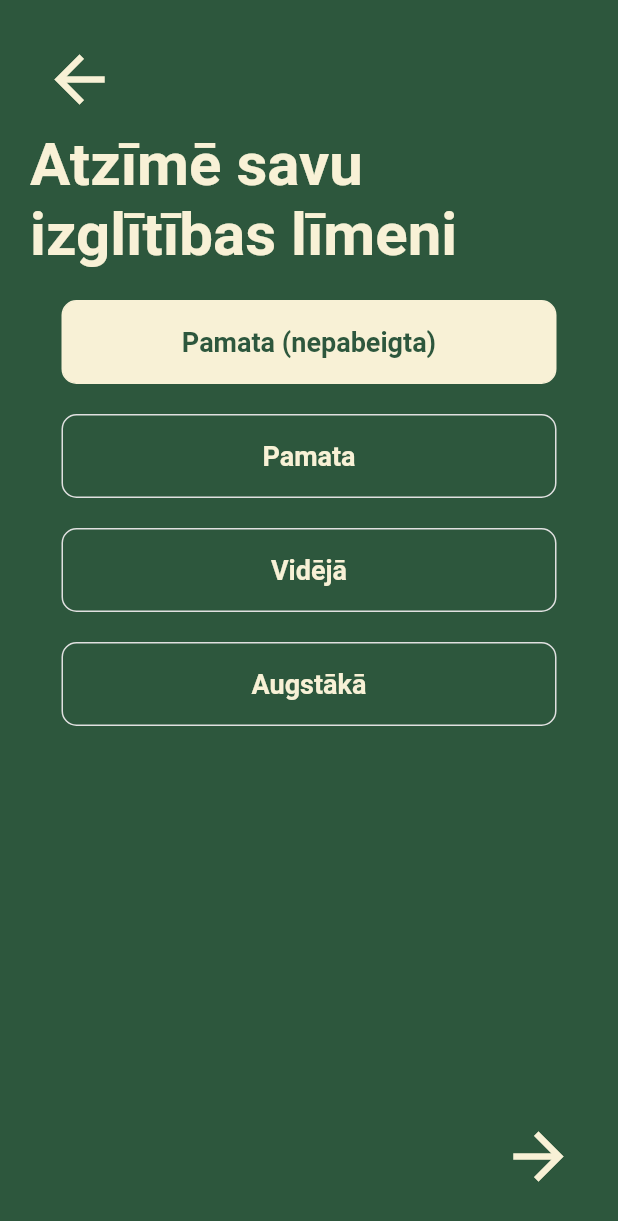
After one commit to janisviksne/emori, a Flutter app: the EducationSelectionScreen screen opened directly, on a phone screen of 412 x 824 dp. The commit adds this screen. Shown: the top 1221 px of the screen. Run offline on Flutter 3.47's test engine with Material 2 defaults, Android fonts, the phone set to English and light mode, and no system bars.

Commit message:
Gender & Education selection screens, custom container button widget, name refactoring

```diff
--- /dev/null
+++ b/lib/auth_screens/education_screen.dart
@@ -0,0 +1,107 @@
+import 'dart:developer';
+
+import 'package:emori/utilities/auth_constants.dart';
+import 'package:emori/utilities/widgets/auth_widgets/container_button.dart';
+import 'package:flutter/material.dart';
+
+class EducationSelectionScreen extends StatefulWidget {
+  const EducationSelectionScreen({Key? key}) : super(key: key);
+
+  @override
+  State<EducationSelectionScreen> createState() =>
+      _EducationSelectionScreenState();
+}
+
+class _EducationSelectionScreenState extends State<EducationSelectionScreen> {
+  int _value = 1;
+  @override
+  Widget build(BuildContext context) {
+    return Scaffold(
+      backgroundColor: kActiveGreen,
+      body: SafeArea(
+        child: Padding(
+          padding: const EdgeInsets.all(20.0),
+          child: Column(
+            children: [
+              Row(
+                children: [
+                  IconButton(
+                    iconSize: 50.0,
+                    onPressed: () {
+                      Navigator.pop(context);
+                      log('Returning to gender selection screen');
+                    },
+                    icon: const Icon(Icons.arrow_back),
+                    color: kActiveYellow,
+                  ),
+                ],
+              ),
+              Row(
+                children: [
+                  kInputTextHeading(
+                      'Atzīmē savu\nizglītības līmeni ', kActiveYellow, 40)
+                ],
+              ),
+              kSizedBox(20.0),
+              Column(
+                children: [
+                  ContainerButton<int>(
+                    value: 1,
+                    groupValue: _value,
+                    title: 'Pamata (nepabeigta)',
+                    onChanged: (value) => setState(() => _value = value!),
+                  ),
+                  kSizedBox(20.0),
+                  ContainerButton<int>(
+                    value: 2,
+                    groupValue: _value,
+                    title: 'Pamata',
+                    onChanged: (value) => setState(() => _value = value!),
+                  ),
+                  kSizedBox(20.0),
+                  ContainerButton<int>(
+                    value: 3,
+                    groupValue: _value,
+                    title: 'Vidējā',
+                    onChanged: (value) => setState(() => _value = value!),
+                  ),
+                  kSizedBox(20.0),
+                  ContainerButton<int>(
+                    value: 4,
+                    groupValue: _value,
+                    title: 'Augstākā',
+                    onChanged: (value) => setState(() => _value = value!),
+                  ),
+                ],
+              ),
+              Expanded(
+                child: Row(
+                  mainAxisAlignment: MainAxisAlignment.end,
+                  crossAxisAlignment: CrossAxisAlignment.end,
+                  children: [
+                    IconButton(
+                      iconSize: 50.0,
+                      onPressed: () {
+                        // if (_formKey.currentState!.validate()) {
+                        log('Moving to education selection screen');
+                        Navigator.push(
+                            context,
+                            MaterialPageRoute(
+                                builder: (context) =>
+                                    const EducationSelectionScreen()));
+                        // }
+                      },
+                      icon: const Icon(Icons.arrow_forward),
+                      color: kActiveYellow,
+                    ),
+                  ],
+                ),
+              ),
+            ],
+          ),
+        ),
+      ),
+    );
+    ;
+  }
+}
--- a/lib/main.dart
+++ b/lib/main.dart
@@ -1,4 +1,4 @@
-import 'package:emori/auth_screens/login.dart';
+import 'package:emori/auth_screens/login_screen.dart';
 import 'package:flutter/material.dart';
 
 void main() => runApp(const MyApp());
--- /dev/null
+++ b/lib/utilities/widgets/auth_widgets/container_button.dart
@@ -0,0 +1,61 @@
+import 'package:emori/utilities/auth_constants.dart';
+import 'package:flutter/cupertino.dart';
+import 'package:flutter/material.dart';
+
+class ContainerButton<T> extends StatelessWidget {
+  final T value;
+  final T groupValue;
+  final String title;
+  final ValueChanged<T?> onChanged;
+
+  // ignore: use_key_in_widget_constructors
+  const ContainerButton({
+    required this.value,
+    required this.groupValue,
+    required this.onChanged,
+    required this.title,
+  });
+
+  @override
+  Widget build(BuildContext context) {
+    return InkWell(
+      onTap: () => onChanged(value),
+      child: Container(
+        height: 56,
+        padding: const EdgeInsets.symmetric(horizontal: 16),
+        child: Row(
+          mainAxisAlignment: MainAxisAlignment.center,
+          children: [
+            _customContainerButton,
+          ],
+        ),
+      ),
+    );
+  }
+
+  Widget get _customContainerButton {
+    final isSelected = value == groupValue;
+    return Container(
+      width: 330,
+      height: 120,
+      alignment: Alignment.center,
+      padding: const EdgeInsets.all(15.0),
+      decoration: BoxDecoration(
+        color: isSelected ? kActiveYellow : null,
+        borderRadius: BorderRadius.circular(10),
+        border: Border.all(
+          color: isSelected ? kActiveYellow : Colors.grey[300]!,
+          width: 1,
+        ),
+      ),
+      child: Text(
+        title,
+        style: TextStyle(
+          color: isSelected ? kActiveGreen : kActiveYellow,
+          fontWeight: FontWeight.bold,
+          fontSize: 18,
+        ),
+      ),
+    );
+  }
+}
```
Also changed, not shown: lib/auth_screens/date_picker_screen.dart (+5 -4 lines), lib/auth_screens/email_password_screen.dart (renamed from lib/auth_screens/register.dart, +5 -6 lines), lib/auth_screens/gender_screen.dart (added, +99 -0 lines), lib/auth_screens/login_screen.dart (renamed from lib/auth_screens/login.dart, +21 -0 lines).
